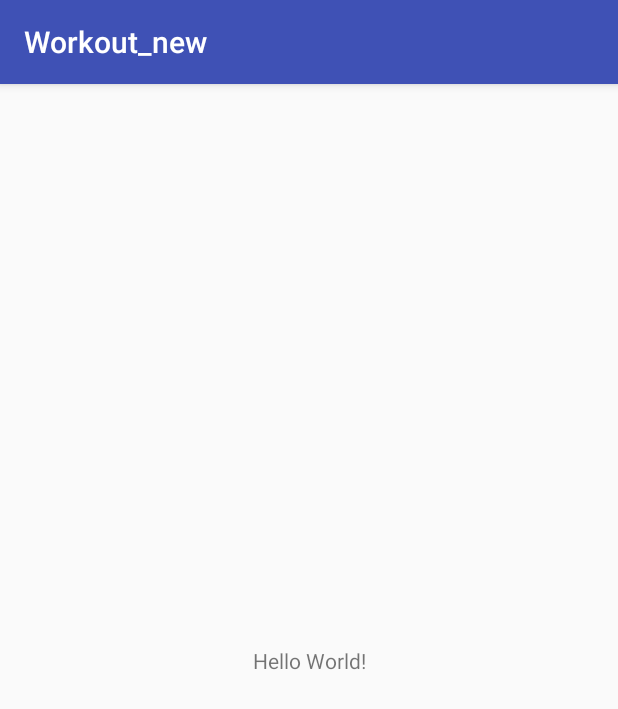
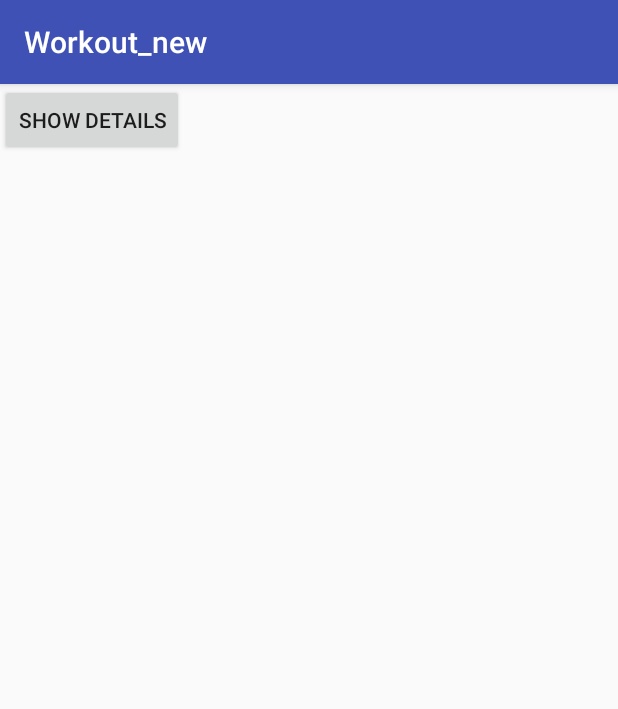
Before and after one commit to jproger1/Workout_new, an Android app: the screen it shows after launch (MainActivity), on a phone screen of 412 x 824 dp. Shown: the top 709 px of the screen. Run offline under Robolectric (Android 15) with nearby library versions, the phone set to English and light mode, and no system bars.

```diff
--- a/app/build.gradle
+++ b/app/build.gradle
@@ -22,6 +22,7 @@ dependencies {
     implementation fileTree(dir: 'libs', include: ['*.jar'])
     implementation 'com.android.support:appcompat-v7:27.1.1'
     implementation 'com.android.support.constraint:constraint-layout:1.1.2'
+    implementation 'com.android.support:support-v4:27.1.1'
     testImplementation 'junit:junit:4.12'
     androidTestImplementation 'com.android.support.test:runner:1.0.2'
     androidTestImplementation 'com.android.support.test.espresso:espresso-core:3.0.2'
--- a/app/src/main/AndroidManifest.xml
+++ b/app/src/main/AndroidManifest.xml
@@ -16,6 +16,7 @@
                 <category android:name="android.intent.category.LAUNCHER" />
             </intent-filter>
         </activity>
+        <activity android:name=".DetailActivity"></activity>
     </application>
 
 </manifest>
--- a/app/src/main/res/layout/activity_main.xml
+++ b/app/src/main/res/layout/activity_main.xml
@@ -6,13 +6,10 @@
     android:layout_height="match_parent"
     tools:context=".MainActivity">
 
-    <TextView
+    <Button
         android:layout_width="wrap_content"
         android:layout_height="wrap_content"
-        android:text="Hello World!"
-        app:layout_constraintBottom_toBottomOf="parent"
-        app:layout_constraintLeft_toLeftOf="parent"
-        app:layout_constraintRight_toRightOf="parent"
-        app:layout_constraintTop_toTopOf="parent" />
+        android:onClick="onShowDetails"
+        android:text="@string/details_button"/>
 
 </android.support.constraint.ConstraintLayout>
--- a/app/src/main/res/values/strings.xml
+++ b/app/src/main/res/values/strings.xml
@@ -1,3 +1,9 @@
 <resources>
     <string name="app_name">Workout_new</string>
+    <string name="details_button">SHOW DETAILS</string>
+
+    <!-- TODO: Remove or change this placeholder text -->
+    <string name="hello_blank_fragment">Hello blank fragment</string>
+    <string name="workout_title">Workout title</string>
+    <string name="text_description">Text description</string>
 </resources>
```
Also changed, not shown: app/src/main/java/com/jproger/workout_new/DetailActivity.java (added, +13 -0 lines), app/src/main/java/com/jproger/workout_new/MainActivity.java (+7 -0 lines), app/src/main/java/com/jproger/workout_new/Workout.java (added, +31 -0 lines), app/src/main/java/com/jproger/workout_new/WorkoutDetailFragment.java (added, +29 -0 lines), app/src/main/res/layout/activity_detail.xml (added, +7 -0 lines), app/src/main/res/layout/fragment_workout_detail.xml (added, +20 -0 lines).
